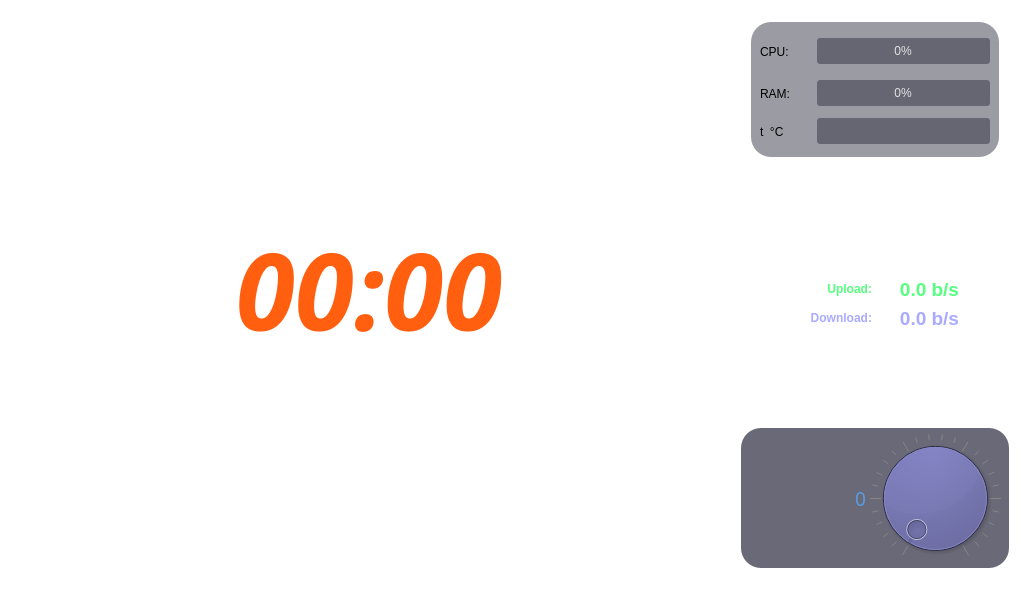
First picture: the form in widget_form.ui, repository neurotoxin78/QPanInfo, before the edit.
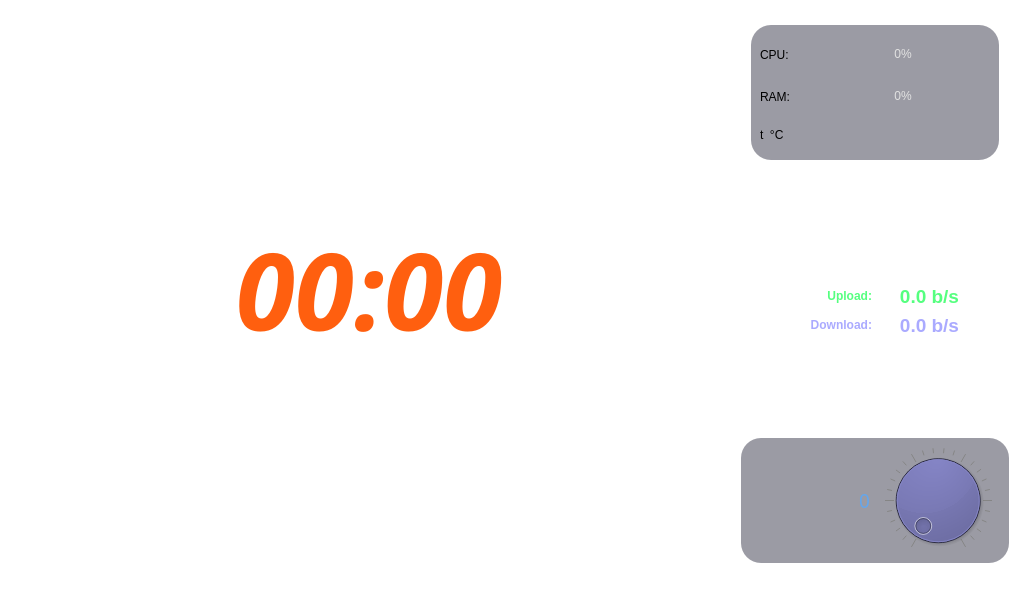
Second picture: the form after the edit.

Commit message: Косметичні зміни

What changed in the file:
```diff
--- a/widget_form.ui
+++ b/widget_form.ui
@@ -126,18 +126,18 @@
       <property name="frameShadow">
        <enum>QFrame::Raised</enum>
       </property>
-      <layout class="QGridLayout" name="gridLayout_2" rowstretch="0,5">
+      <layout class="QGridLayout" name="gridLayout_2" rowstretch="0,0">
        <property name="leftMargin">
         <number>5</number>
        </property>
        <property name="topMargin">
-        <number>2</number>
+        <number>5</number>
        </property>
        <property name="rightMargin">
         <number>5</number>
        </property>
        <property name="bottomMargin">
-        <number>0</number>
+        <number>5</number>
        </property>
        <property name="horizontalSpacing">
         <number>5</number>
@@ -145,93 +145,6 @@
        <property name="verticalSpacing">
         <number>10</number>
        </property>
-       <item row="1" column="0">
-        <widget class="QFrame" name="bottom_frame">
-         <property name="maximumSize">
-          <size>
-           <width>450</width>
-           <height>140</height>
-          </size>
-         </property>
-         <property name="styleSheet">
-          <string notr="true">background-color: rgba(42, 42, 62, 180);
-border-radius: 20px;</string>
-         </property>
-         <property name="frameShape">
-          <enum>QFrame::NoFrame</enum>
-         </property>
-         <property name="frameShadow">
-          <enum>QFrame::Raised</enum>
-         </property>
-         <layout class="QHBoxLayout" name="horizontalLayout">
-          <property name="spacing">
-           <number>0</number>
-          </property>
-          <property name="leftMargin">
-           <number>5</number>
-          </property>
-          <property name="topMargin">
-           <number>5</number>
-          </property>
-          <property name="rightMargin">
-           <number>5</number>
-          </property>
-          <property name="bottomMargin">
-           <number>5</number>
-          </property>
-          <item>
-           <widget class="QLabel" name="volume_label">
-            <property name="maximumSize">
-             <size>
-              <width>120</width>
-              <height>32</height>
-             </size>
-            </property>
-            <property name="font">
-             <font>
-              <family>Fira Mono for Powerline</family>
-              <pointsize>14</pointsize>
-              <italic>false</italic>
-              <bold>false</bold>
-             </font>
-            </property>
-            <property name="styleSheet">
-             <string notr="true">color: rgba(85, 170, 255, 200);
-background-color: rgba(0, 0, 0, 0);</string>
-            </property>
-            <property name="text">
-             <string>0</string>
-            </property>
-            <property name="alignment">
-             <set>Qt::AlignRight|Qt::AlignTrailing|Qt::AlignVCenter</set>
-            </property>
-           </widget>
-          </item>
-          <item>
-           <widget class="QDial" name="volume_dial">
-            <property name="maximumSize">
-             <size>
-              <width>170</width>
-              <height>170</height>
-             </size>
-            </property>
-            <property name="styleSheet">
-             <string notr="true">background-color: rgb(85, 85, 127);</string>
-            </property>
-            <property name="invertedAppearance">
-             <bool>false</bool>
-            </property>
-            <property name="invertedControls">
-             <bool>false</bool>
-            </property>
-            <property name="notchesVisible">
-             <bool>true</bool>
-            </property>
-           </widget>
-          </item>
-         </layout>
-        </widget>
-       </item>
        <item row="0" column="0">
         <widget class="QFrame" name="top_frame">
          <property name="frameShape">
@@ -301,11 +214,12 @@
 {
 border: solid grey;
 border-radius: 3px;
-	color: rgb(225, 225, 225);
+color: rgb(225, 225, 225);
+background-color: rgba(0, 0, 0, 0);
 }
 QProgressBar::chunk 
 {
-	background-color: rgba(255, 170, 127, 160);
+background-color: rgba(255, 170, 127, 160);
 border-radius :6px;
 }  </string>
                </property>
@@ -346,7 +260,8 @@
 {
 border: solid grey;
 border-radius: 3px;
-	color: rgb(225, 225, 225);
+color: rgb(225, 225, 225);
+background-color: rgba(0, 0, 0, 0);
 }
 QProgressBar::chunk 
 {
@@ -391,11 +306,12 @@
 {
 border: solid grey;
 border-radius: 3px;
-	color: rgb(225, 225, 225);
+color: rgb(225, 225, 225);
+background-color: rgba(0, 0, 0, 0);
 }
 QProgressBar::chunk 
 {
-	background-color: rgba(85, 170, 255, 160);
+background-color: rgba(85, 170, 255, 160);
 border-radius :6px;
 }  </string>
                </property>
@@ -591,6 +507,78 @@
          </layout>
         </widget>
        </item>
+       <item row="1" column="0">
+        <widget class="QFrame" name="r_bootom_frame">
+         <property name="maximumSize">
+          <size>
+           <width>16777215</width>
+           <height>125</height>
+          </size>
+         </property>
+         <property name="styleSheet">
+          <string notr="true">background-color: rgba(42, 42, 62, 120);
+border-radius: 20px;</string>
+         </property>
+         <property name="frameShape">
+          <enum>QFrame::StyledPanel</enum>
+         </property>
+         <property name="frameShadow">
+          <enum>QFrame::Raised</enum>
+         </property>
+         <layout class="QHBoxLayout" name="horizontalLayout">
+          <item>
+           <widget class="QLabel" name="volume_label">
+            <property name="maximumSize">
+             <size>
+              <width>120</width>
+              <height>32</height>
+             </size>
+            </property>
+            <property name="font">
+             <font>
+              <family>Fira Mono for Powerline</family>
+              <pointsize>14</pointsize>
+              <italic>false</italic>
+              <bold>false</bold>
+             </font>
+            </property>
+            <property name="styleSheet">
+             <string notr="true">color: rgba(85, 170, 255, 200);
+background-color: rgba(0, 0, 0, 0);</string>
+            </property>
+            <property name="text">
+             <string>0</string>
+            </property>
+            <property name="alignment">
+             <set>Qt::AlignRight|Qt::AlignTrailing|Qt::AlignVCenter</set>
+            </property>
+           </widget>
+          </item>
+          <item>
+           <widget class="QDial" name="volume_dial">
+            <property name="maximumSize">
+             <size>
+              <width>170</width>
+              <height>170</height>
+             </size>
+            </property>
+            <property name="styleSheet">
+             <string notr="true">background-color: rgb(85, 85, 127);</string>
+            </property>
+            <property name="invertedAppearance">
+             <bool>false</bool>
+            </property>
+            <property name="invertedControls">
+             <bool>false</bool>
+            </property>
+            <property name="notchesVisible">
+             <bool>true</bool>
+            </property>
+           </widget>
+          </item>
+         </layout>
+        </widget>
+       </item>
       </layout>
      </widget>
     </item>
```
